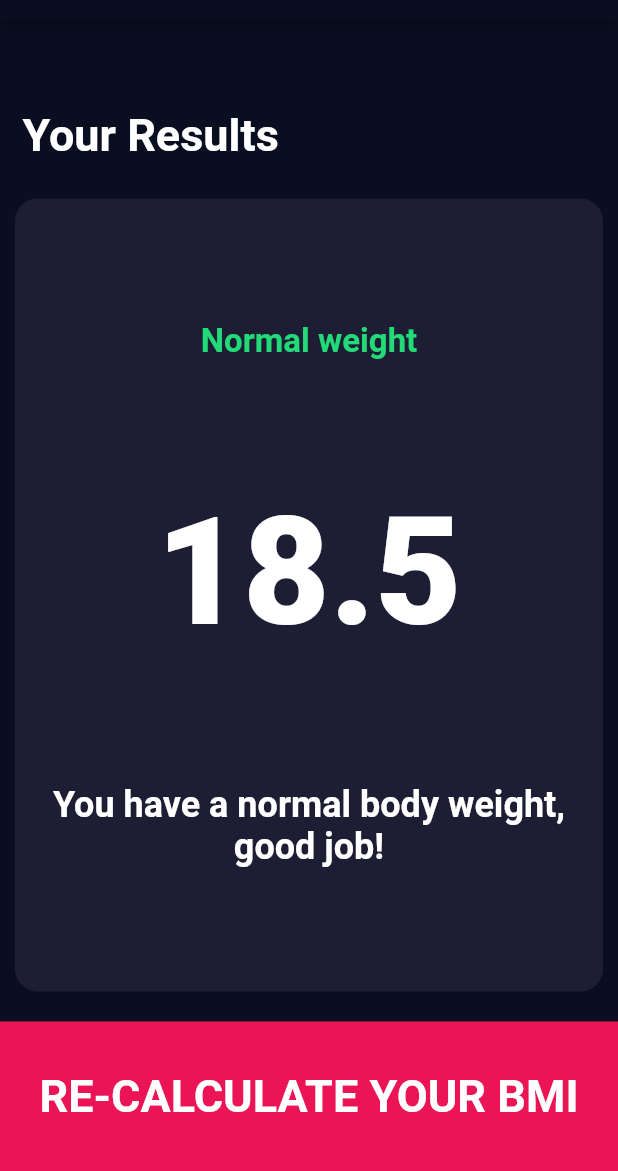
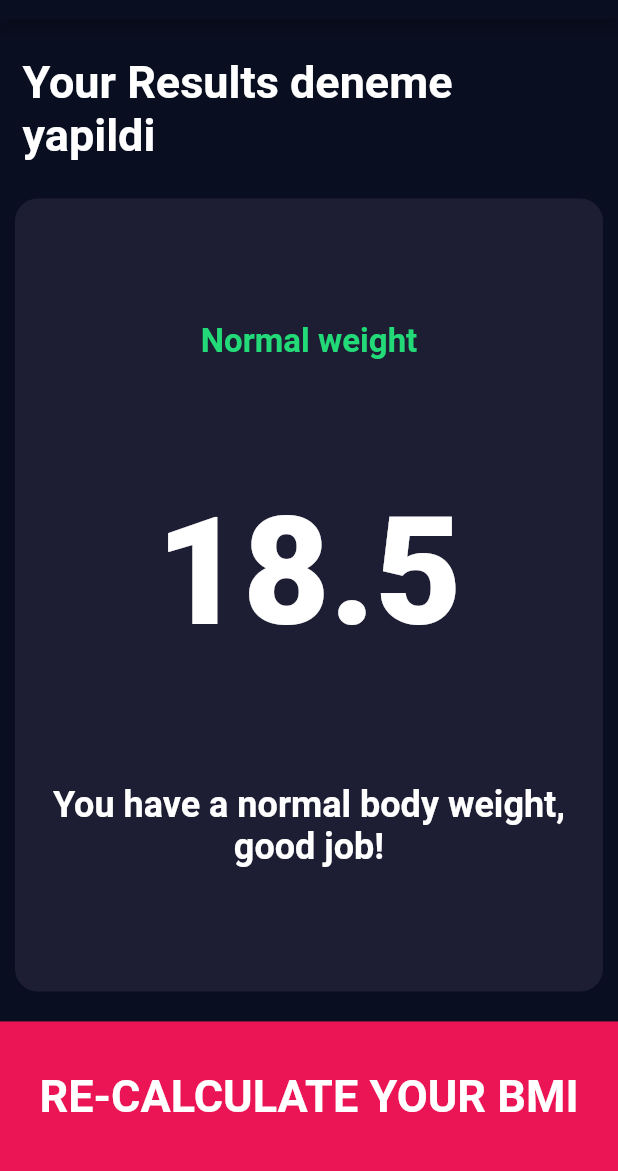
Before and after one commit to ozanbatuhankurucu/bmi-calculator, a Flutter app: the screen it shows after launch, after a tap on "Calculate Your BMI", on a phone screen of 412 x 824 dp, the part 65-1236 px from its top. Run offline on Flutter 3.47's test engine with Material 2 defaults, Android fonts, the phone set to English and light mode, and no system bars; our stand-ins replace font_awesome_flutter.

Commit message:
deneme yapildi

```diff
--- a/lib/screens/result_page.dart
+++ b/lib/screens/result_page.dart
@@ -26,7 +26,7 @@ class ResultPage extends StatelessWidget {
             child: Container(
               alignment: Alignment.bottomLeft,
               padding: EdgeInsets.all(15.0),
-              child: Text("Your Results", style: kResultTitleTextStyle),
+              child: Text("Your Results deneme yapildi", style: kResultTitleTextStyle),
             ),
           ),
           Expanded(
```
